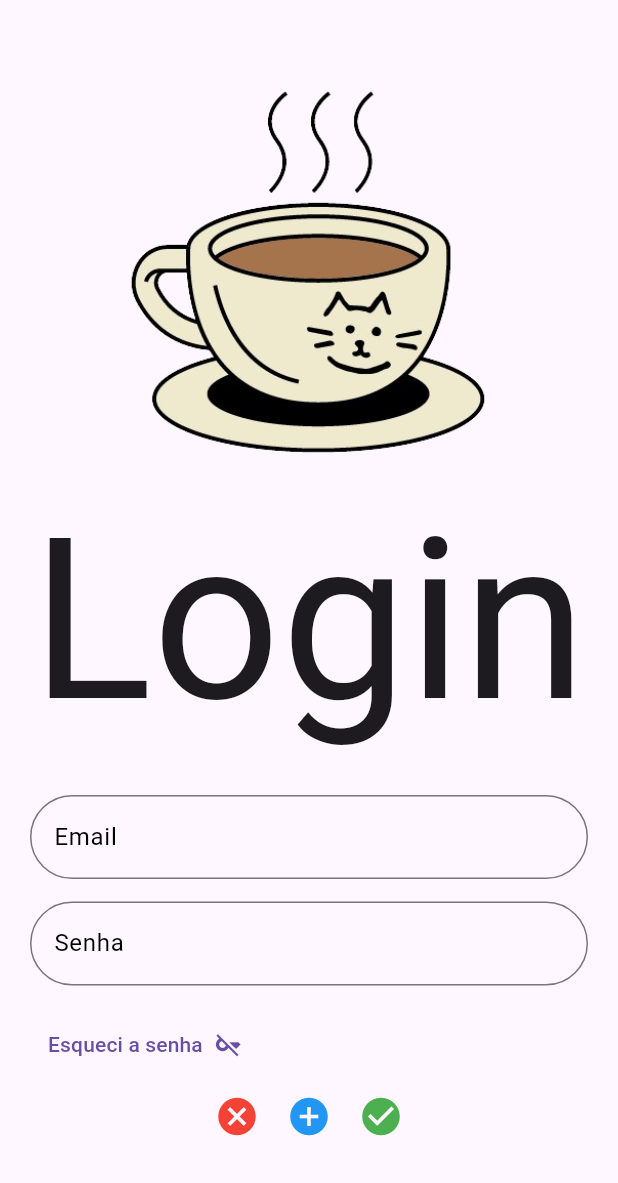
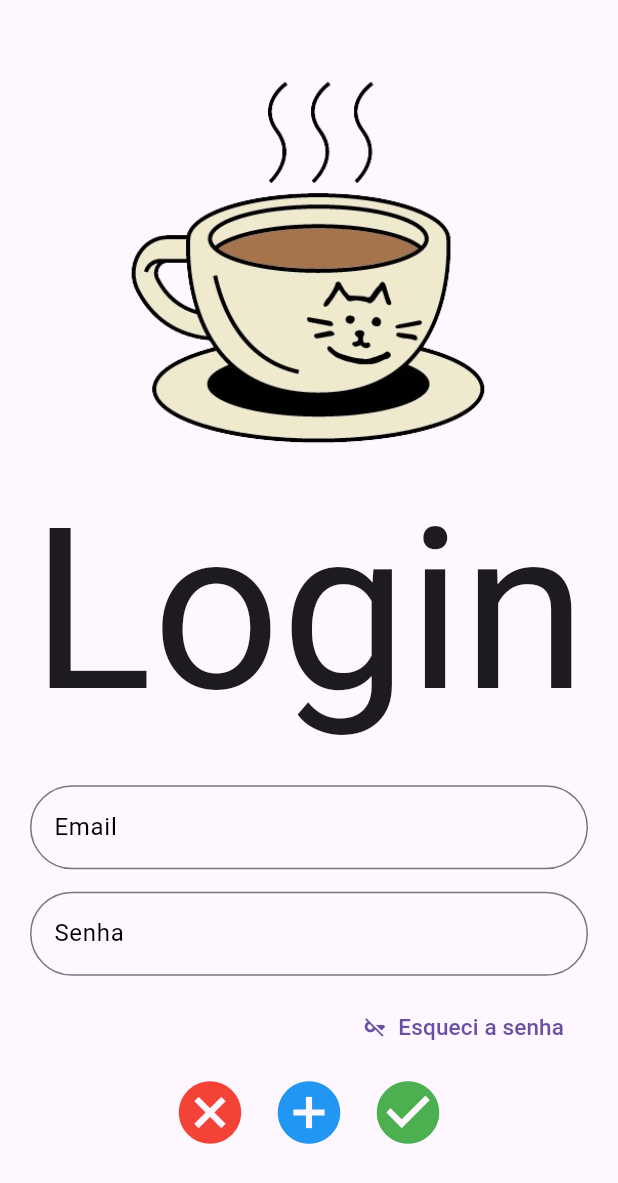
Before and after one commit to venturiniduda/flutter_mycatcoffeebar_p1, a Flutter app: the LoginView screen opened by its route, on a phone screen of 412 x 824 dp. Shown: the top 1183 px of the screen. Run offline on Flutter 3.47's test engine with Material 3 defaults, Android fonts, the phone set to English and light mode, and no system bars; our stand-ins replace device_preview, google_fonts.

Commit message:
Ajustes finais da base - Tela de Login e Senha

```diff
--- a/lib/main.dart
+++ b/lib/main.dart
@@ -17,7 +17,7 @@ void main() {
 }
 
 class MainApp extends StatelessWidget {
-  const MainApp({super.key});
+  MainApp({super.key});
 
   @override
   Widget build(BuildContext context) {
--- a/lib/view/vw_login.dart
+++ b/lib/view/vw_login.dart
@@ -68,15 +68,29 @@ class _LoginViewState extends State<LoginView> {
                   ),
                 ),
                 SizedBox(
-                  height: 15,
+                  height: 10,
                 ),
                 Row(
+                  mainAxisAlignment: MainAxisAlignment.end,
                   children: [
                     TextButton.icon(
-                      onPressed: () {},
+                      onPressed: () {
+                        Navigator.pushNamedAndRemoveUntil(
+                          context,
+                          'senha',
+                          (Route<dynamic> route) => true,
+                        );
+                      },
+                      style: ButtonStyle(
+                        iconSize: WidgetStateProperty.all(15),
+                      ),
                       icon: Icon(Icons.key_off),
-                      label: Text('Esqueci a senha'),
-                      iconAlignment: IconAlignment.end,
+                      label: Text(
+                        'Esqueci a senha',
+                        style: TextStyle(
+                          fontSize: 15,
+                        ),
+                      ),
                     ),
                   ],
                 ),
@@ -91,7 +105,7 @@ class _LoginViewState extends State<LoginView> {
                           (Route<dynamic> route) => false,
                         );
                       },
-                      icon: const Icon(Icons.cancel, size: 30.0),
+                      icon: const Icon(Icons.cancel, size: 50.0),
                       color: Colors.red,
                     ),
                     SizedBox(
@@ -105,7 +119,7 @@ class _LoginViewState extends State<LoginView> {
                           (Route<dynamic> route) => false,
                         );
                       },
-                      icon: const Icon(Icons.add_circle, size: 30.0),
+                      icon: const Icon(Icons.add_circle, size: 50.0),
                       color: Colors.blue,
                     ),
                     SizedBox(
@@ -119,7 +133,7 @@ class _LoginViewState extends State<LoginView> {
                           (Route<dynamic> route) => false,
                         );
                       },
-                      icon: const Icon(Icons.check_circle, size: 30.0),
+                      icon: const Icon(Icons.check_circle, size: 50.0),
                       color: Colors.green,
                     ),
                   ],
```
Also changed, not shown: lib/view/vw_senha.dart (+116 -4 lines).
